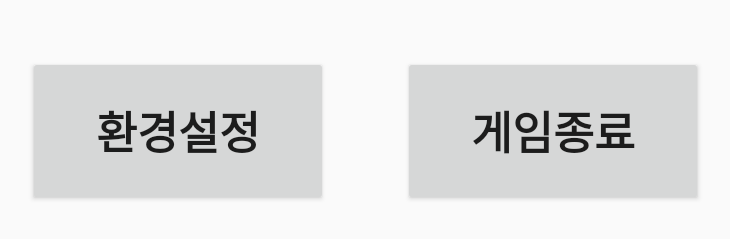
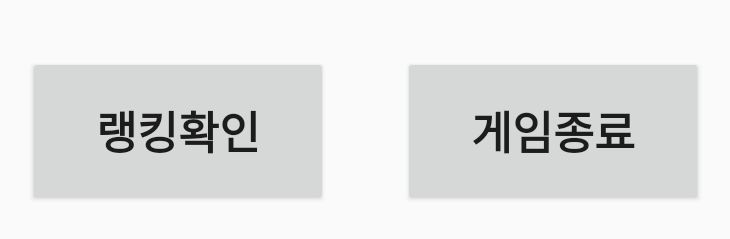
Before and after one commit to sosuch/TraMarvel, an Android app: the MainActivity screen opened directly, with no data from a screen before it, on a phone screen of 824 x 412 dp (held sideways). Shown: the part 290-529 px from the top of the screen, without its empty margins (252-982 px from the left). Run offline under Robolectric (Android 15) with nearby library versions, the phone set to English and light mode, and no system bars; our stand-ins replace ButterKnife.

```diff
--- a/app/src/main/res/layout/activity_main.xml
+++ b/app/src/main/res/layout/activity_main.xml
@@ -70,9 +70,9 @@
         android:layout_height="100dp"
         android:layout_below="@id/view_left"
         android:layout_toLeftOf="@id/view_above"
-        android:textStyle="bold"
+        android:text="랭킹확인"
         android:textSize="30dp"
-        android:text="환경설정"/>
+        android:textStyle="bold" />
 
     <Button
         android:id="@+id/btn_exit"
```
